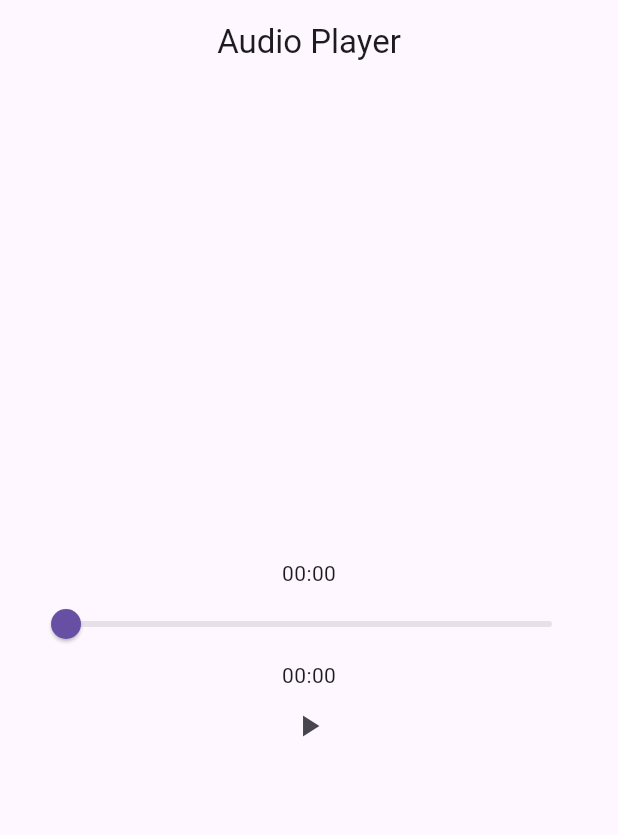
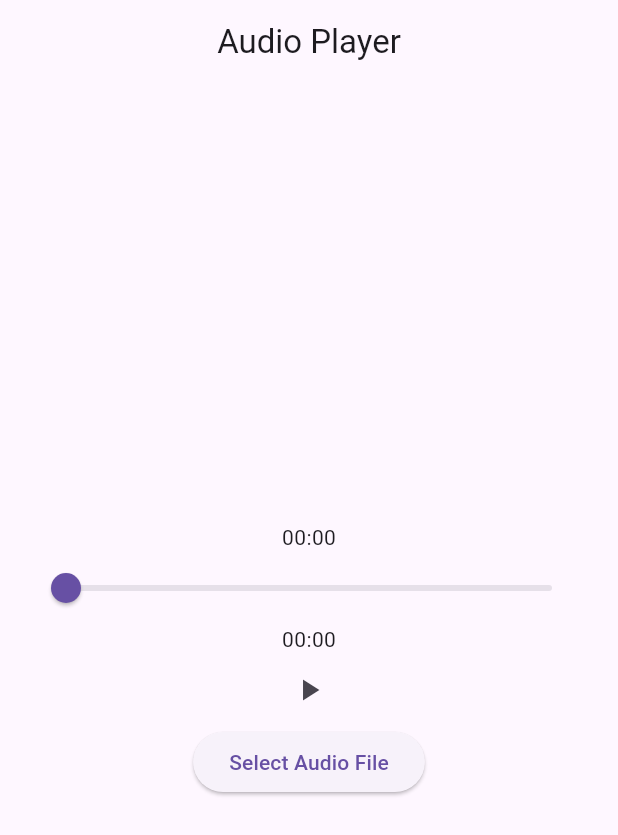
Before and after one commit to Artos1Tash/audio-player, a Flutter app: the screen it shows after launch, on a phone screen of 412 x 824 dp. Shown: the top 835 px of the screen. Run offline on Flutter 3.47's test engine with Material 3 defaults, Android fonts, the light colour scheme and no system bars; our stand-ins replace file_picker, just_audio.

Commit message:
Added file picking for mobile devices

```diff
--- a/lib/home.dart
+++ b/lib/audio_player_screen.dart
@@ -1,14 +1,15 @@
 import 'package:flutter/material.dart';
 import 'package:just_audio/just_audio.dart';
+import 'package:file_picker/file_picker.dart';
 
-class Home extends StatefulWidget {
-  const Home({super.key});
+class AudioPlayerScreen extends StatefulWidget {
+  const AudioPlayerScreen({super.key});
 
   @override
-  State<Home> createState() => _HomeState();
+  State<AudioPlayerScreen> createState() => _AudioPlayerScreenState();
 }
 
-class _HomeState extends State<Home> {
+class _AudioPlayerScreenState extends State<AudioPlayerScreen> {
   final player = AudioPlayer();
   Duration position = Duration.zero;
   Duration? duration;
@@ -31,15 +32,16 @@ class _HomeState extends State<Home> {
     player.seek(Duration(seconds: value.toInt()));
   }
 
-  @override
-  void initState() {
-    super.initState();
-    _setupAudio();
-  }
+  Future<void> selectFile() async {
+    FilePickerResult? result = await FilePicker.platform.pickFiles(
+      type: FileType.audio,
+    );
 
-  Future<void> _setupAudio() async {
+    if (result != null) {
+      String? filePath = result.files.single.path;
+      if (filePath != null) {
         try {
-      await player.setAsset('assets/Cant Stop.mp3');
+          await player.setFilePath(filePath);
           player.positionStream.listen((p) {
             setState(() => position = p);
           });
@@ -60,6 +62,8 @@ class _HomeState extends State<Home> {
         } catch (e) {
           // Handle error gracefully
           print("Error loading audio: $e");
+        }
+      }
     }
   }
 
@@ -93,6 +97,10 @@ class _HomeState extends State<Home> {
               icon: Icon(player.playing ? Icons.pause : Icons.play_arrow),
               onPressed: handlePlayPause,
             ),
+            ElevatedButton(
+              onPressed: selectFile,
+              child: const Text('Select Audio File'),
+            ),
           ],
         ),
       ),
--- a/lib/main.dart
+++ b/lib/main.dart
@@ -1,5 +1,5 @@
 import 'package:flutter/material.dart';
-import 'home.dart'; // Ensure your Home widget is in home.dart
+import 'audio_player_screen.dart';
 
 void main() {
   runApp(const MyApp());
@@ -11,11 +11,11 @@ class MyApp extends StatelessWidget {
   @override
   Widget build(BuildContext context) {
     return MaterialApp(
-      title: 'Audio Player',
+      title: 'Flutter Audio Player',
       theme: ThemeData(
         primarySwatch: Colors.blue,
       ),
-      home: const Home(),
+      home: const AudioPlayerScreen(),
     );
   }
 }
--- a/pubspec.yaml
+++ b/pubspec.yaml
@@ -14,7 +14,7 @@ dependencies:
 
   cupertino_icons: ^1.0.6
   just_audio: ^0.9.37
-
+  file_picker: ^8.0.4
 
 dev_dependencies:
   flutter_test:
```
Lines whose indentation alone changed are shown as unchanged.
